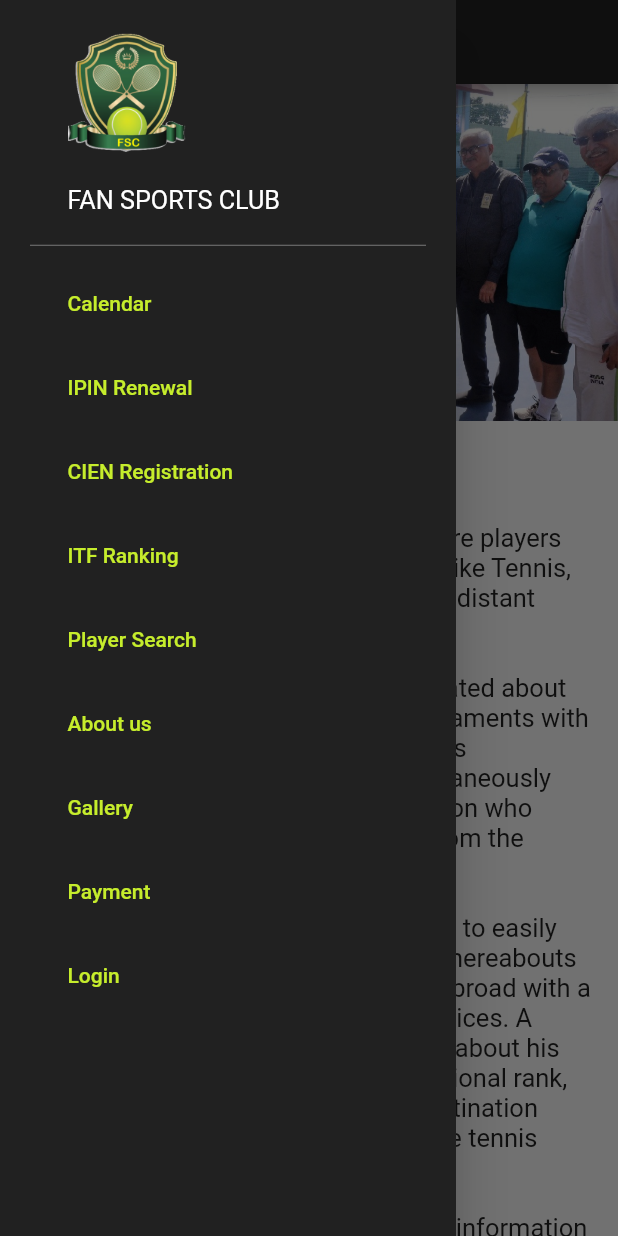
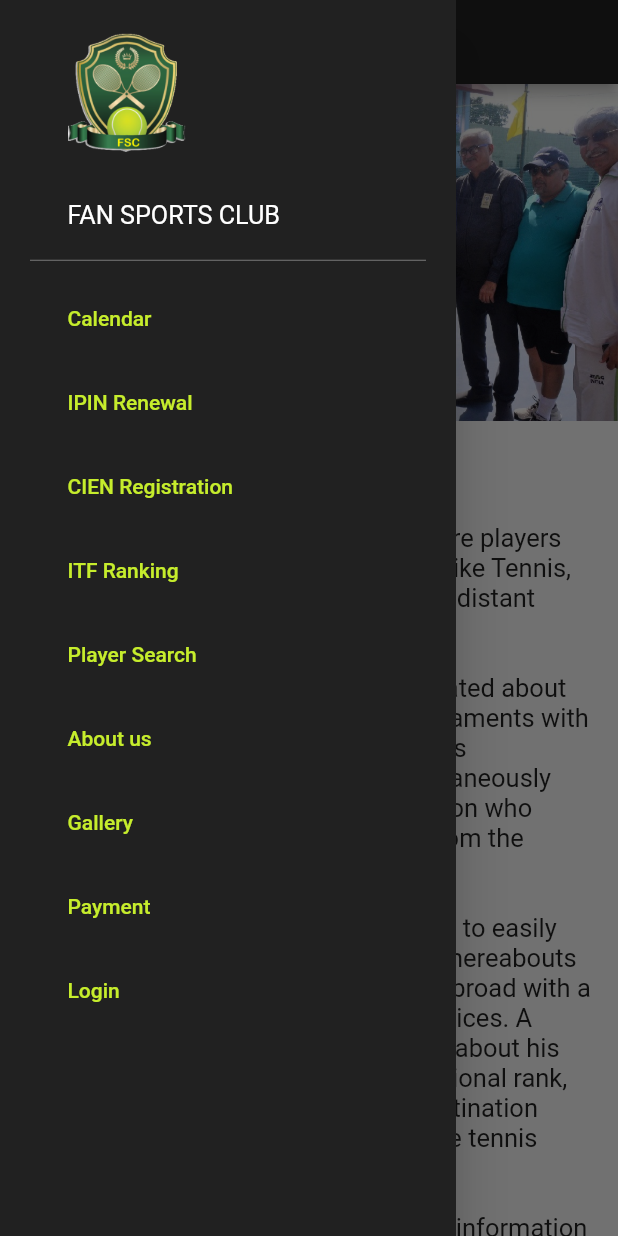
Before and after one commit to abbasidaniyal/FanSportClub-App, a Flutter app: the AboutUsPage screen opened directly, with the side drawer open, on a phone screen of 412 x 824 dp. Run offline on Flutter 3.47's test engine with Material 2 defaults, Android fonts, the phone set to English and light mode, and no system bars; our stand-ins replace datetime_picker_formfield, firebase_messaging, flutter_datetime_picker, flutter_linkify, google_sign_in, image_picker and 3 more; missing offline and left inert: flutter_calendar, flutter_facebook_login, flutter_picker, razorpay_flutter; accounts and stored records are empty; network calls fail; statements that could not run were skipped.

Commit message:
UI Fixes

```diff
--- a/lib/pages/player_search.dart
+++ b/lib/pages/player_search.dart
@@ -6,6 +6,7 @@
 import '../scoped_model/main.dart';
 
 class CustomSearchDelegate extends SearchDelegate {
+
   @override
   List<Widget> buildActions(BuildContext context) {
     return [
@@ -20,6 +21,7 @@
 
   @override
   Widget buildLeading(BuildContext context) {
+
     return IconButton(
       icon: Icon(Icons.arrow_back),
       onPressed: () {
@@ -34,6 +36,8 @@
 
     final results = model.playerProfiles
         .where((a) => a.name.toLowerCase().contains(query.toLowerCase()));
+
+
 
     return ListView.builder(
       padding: EdgeInsets.all(0),
--- a/lib/scoped_model/login.dart
+++ b/lib/scoped_model/login.dart
@@ -190,6 +190,8 @@
   }
 
   Future<bool> googleSignIn() async {
+    GoogleSignIn googleUser = GoogleSignIn();
+
     try {
       GoogleSignInAccount signedInUser = await googleUser.signIn();
 
@@ -204,6 +206,8 @@
   }
 
   Future<bool> facebookSignIn() async {
+    FacebookLogin facebookUser = FacebookLogin();
+
     try {
       facebookSignedInUser = await facebookUser
           .logInWithReadPermissions(["email", 'public_profile']);
--- a/lib/widget/drawer.dart
+++ b/lib/widget/drawer.dart
@@ -23,6 +23,11 @@
       child: Container(
         padding: EdgeInsets.only(left: 20.0, top: 10),
         color: Theme.of(context).primaryColor,
+        child: NotificationListener<OverscrollIndicatorNotification>(
+          onNotification: (overscroll) {
+            overscroll.disallowGlow();
+
+          },
           child: ListView(
             children: <Widget>[
               GestureDetector(
@@ -46,7 +51,7 @@
                   // width: MediaQuery.of(context).size.width * 0.25,
                   height: MediaQuery.of(context).size.width * 0.25,
                   padding: EdgeInsets.only(
-                    left: 25, top: 10.0, bottom: 10.0, right: 180),
+                      left: 25, top: 12.0, bottom: 12.0, right: 180),
                   child: !model.isUserSignedIn
                       ? Image.asset(
                           "assets/logo-fsc.png",
@@ -54,13 +59,14 @@
                         )
                       : Container(
                           // alignment: Alignment(-1, 0),
-                        width: MediaQuery.of(context).size.width * 0.35,
-                        height: MediaQuery.of(context).size.width * 0.35,
+                          width: MediaQuery.of(context).size.width * 0.40,
+                          height: MediaQuery.of(context).size.width * 0.40,
                           decoration: BoxDecoration(
-                            borderRadius: BorderRadius.circular(100.0),
+                              borderRadius: BorderRadius.circular(500.0),
                               color: Theme.of(context).primaryColor),
                           foregroundDecoration: BoxDecoration(
-                          border: Border.all(color: Colors.white, width: 1.5),
+                            border: Border.all(
+                                color: Theme.of(context).accentColor, width: 2),
                             borderRadius: BorderRadius.circular(100.0),
                             image: DecorationImage(
                               image: model.isUserSignedIn &&
@@ -84,7 +90,7 @@
                 padding: EdgeInsets.only(left: 25, bottom: 20.0),
                 child: model.isUserSignedIn
                     ? Row(
-                      crossAxisAlignment: CrossAxisAlignment.start,
+                        crossAxisAlignment: CrossAxisAlignment.center,
                         mainAxisAlignment: MainAxisAlignment.start,
                         children: <Widget>[
                           Container(
@@ -95,24 +101,28 @@
                               style: TextStyle(color: Colors.white),
                             ),
                           ),
-                        IconButton(
-                          alignment: Alignment.topLeft,
+                          Padding(
+                            padding: EdgeInsets.only(top: 10.0),
+                            child: IconButton(
+                              alignment: Alignment.center,
                               icon: Icon(
                                 Icons.mode_edit,
                                 color: Colors.white,
                                 size: 20,
                               ),
                               onPressed: () {
-                            Navigator.of(context)
-                                .push(CupertinoPageRoute(builder: (context) {
+                                Navigator.of(context).push(
+                                    CupertinoPageRoute(builder: (context) {
                                   return ProfileUpdatePage(model.loggedInUser);
                                 }));
                               },
                             ),
+                          ),
                         ],
                       )
                     : Container(
-                      padding: EdgeInsets.only(top: 10),
+                        alignment: Alignment.centerLeft,
+                        padding: EdgeInsets.only(top: 20),
                         child: Text(
                           "FAN SPORTS CLUB",
                           textScaleFactor: 1.2,
@@ -219,17 +229,16 @@
                       color: Theme.of(context).textTheme.title.color,
                     ),
                   ),
-              onTap: () async {
-                bool success = await model.intiProfileData(model.token);
-                if (success) {
+                  onTap: () {
+                    model.intiProfileData(model.token);
+
                     Navigator.pop(context);
+
                     showSearch(
                       context: context,
                       delegate: CustomSearchDelegate(),
                     );
-                } else {}
-              },
-            ),
+                  }),
               ListTile(
                 contentPadding: EdgeInsets.only(left: 25.0),
                 title: Text('About us',
@@ -264,9 +273,7 @@
                   );
                 },
               ),
-            ScopedModelDescendant<MainModel>(
-              builder: (context, child, model) {
-                return ListTile(
+              ListTile(
                 contentPadding: EdgeInsets.only(left: 25.0),
                 title: Text(
                   'Payment',
@@ -275,9 +282,13 @@
                   ),
                 ),
                 onTap: () async {
-                    await model.payment();
-                  },
-                );
+                  await model.payment(
+                      address: "",
+                      amountInRZPSyntax: "",
+                      contact: "",
+                      description: "",
+                      email: "",
+                      name: "TESTER");
                 },
               ),
               ListTile(
@@ -317,6 +328,7 @@
             ],
           ),
         ),
+      ),
     );
   }
 }
--- a/pubspec.yaml
+++ b/pubspec.yaml
@@ -7,7 +7,7 @@
 # Both the version and the builder number may be overridden in flutter
 # build by specifying --build-name and --build-number, respectively.
 # Read more about versioning at semver.org.
-version: 1.5.4+27
+version: 1.5.5+28
 
 environment:
   sdk: ">=2.0.0-dev.68.0 <3.0.0"
```
Also changed, not shown: lib/pages/UnAuthorizedUser/sign_in_page.dart (+4 -4 lines), lib/pages/create_update_profile.dart (+13 -8 lines), lib/scoped_model/gallery_images.dart (+13 -4 lines), lib/scoped_model/payment.dart (+17 -11 lines). Lines whose indentation alone changed are shown as unchanged.
